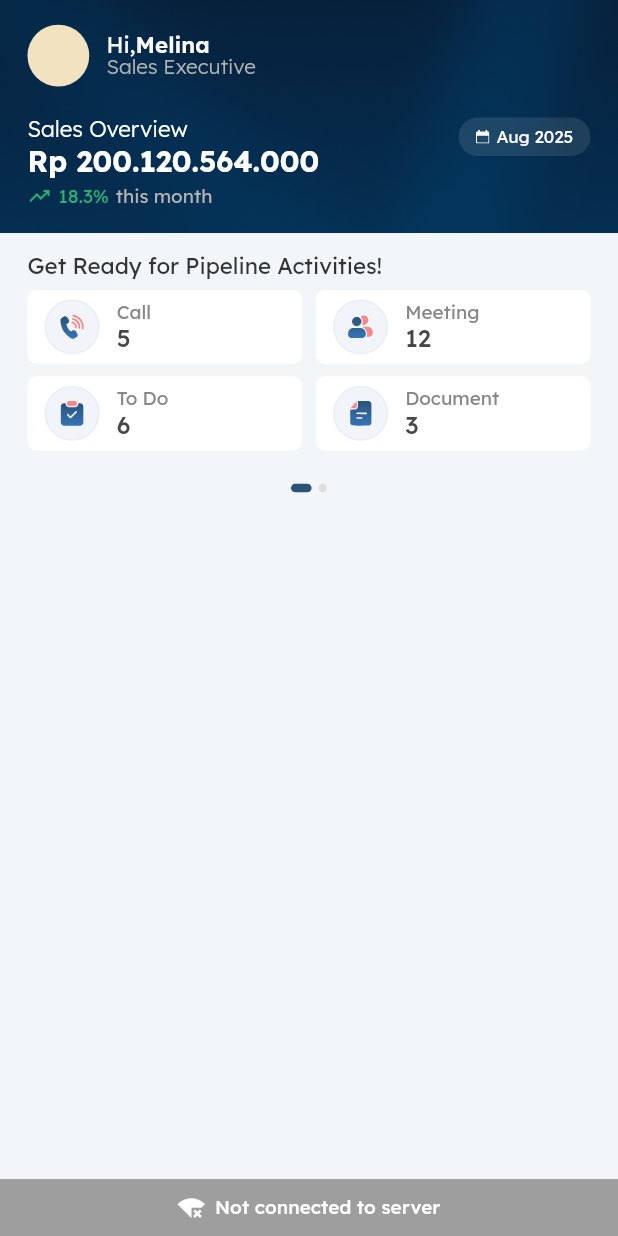
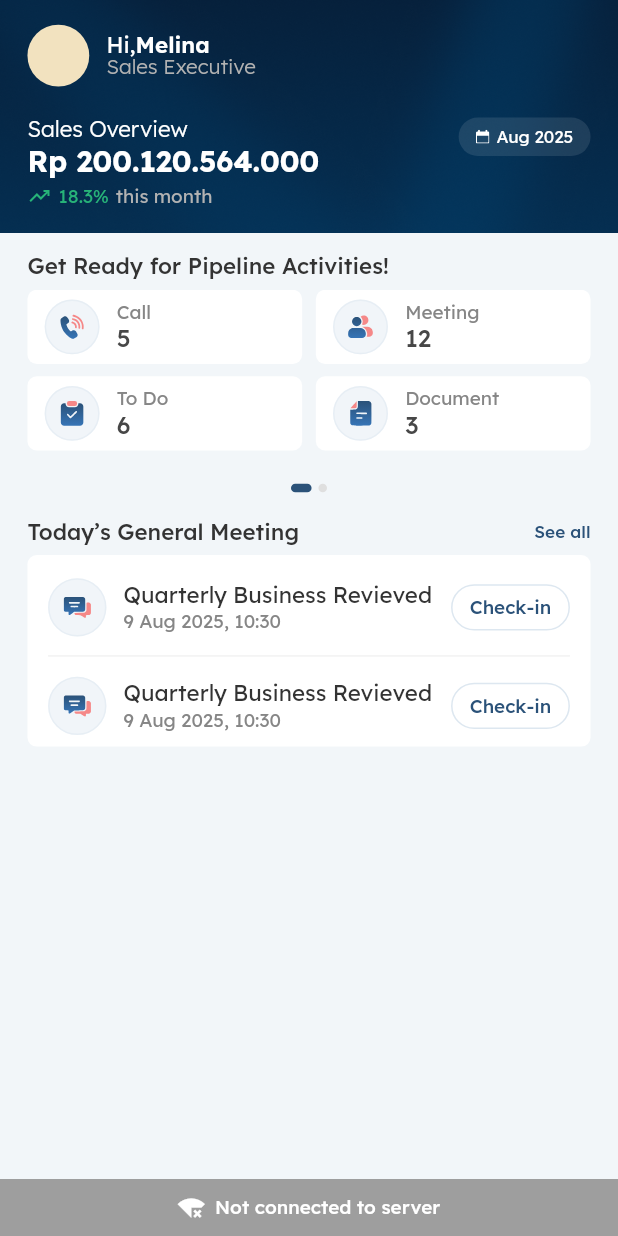
Before and after one commit to darykusuma741/CRM, a Flutter app: the HomeScreen screen opened by its route, on a phone screen of 412 x 824 dp. Run offline on Flutter 3.47's test engine with Material 3 defaults, Android fonts, the phone set to English and light mode, and no system bars; drawn by our look-alikes of carousel_slider; our stand-ins replace connectivity_plus, flutter_screenutil, flutter_svg, get.

Commit message:
general meeting home

```diff
--- /dev/null
+++ b/lib/common/components/custom_divider.dart
@@ -0,0 +1,17 @@
+import 'package:flutter/material.dart';
+import 'package:flutter_screenutil/flutter_screenutil.dart';
+import 'package:crm/common/constants/colors_name.dart';
+
+class CustomDivider extends StatelessWidget {
+  const CustomDivider({super.key, this.color});
+  final Color? color;
+
+  @override
+  Widget build(BuildContext context) {
+    return Divider(
+      color: color ?? ColorsName.grayCloud,
+      height: 0.h,
+      thickness: 1.h,
+    );
+  }
+}
--- /dev/null
+++ b/lib/common/components/custom_ink_well.dart
@@ -0,0 +1,50 @@
+import 'package:crm/common/constants/colors_name.dart';
+import 'package:flutter/material.dart';
+import 'package:flutter_screenutil/flutter_screenutil.dart';
+
+class CustomInkWell extends StatefulWidget {
+  const CustomInkWell({super.key, this.child, this.onTap, this.height, this.padding, this.decoration, this.splashColor});
+  final Widget? child;
+  final void Function()? onTap;
+  final double? height;
+  final EdgeInsetsGeometry? padding;
+  final BoxDecoration? decoration;
+  final Color? splashColor;
+
+  @override
+  State<CustomInkWell> createState() => _CustomInkWellState();
+}
+
+class _CustomInkWellState extends State<CustomInkWell> {
+  bool _isPressed = false;
+
+  @override
+  Widget build(BuildContext context) {
+    final spColor = (widget.splashColor ?? ColorsName.grayDark).withOpacity(0.1);
+    return InkWell(
+      borderRadius: (widget.decoration?.borderRadius ?? BorderRadius.zero) as BorderRadius,
+      onTap: () {
+        widget.onTap;
+      },
+      onHighlightChanged: (value) {
+        setState(() {
+          _isPressed = value;
+        });
+      },
+      overlayColor: MaterialStatePropertyAll(spColor),
+      splashColor: spColor,
+      highlightColor: spColor,
+      child: AnimatedContainer(
+        duration: Duration(milliseconds: 100),
+        height: widget.height,
+        padding: widget.padding,
+        decoration: widget.decoration?.copyWith(
+          color: _isPressed ? spColor : widget.decoration?.color ?? ColorsName.white,
+          border: widget.decoration?.border,
+          borderRadius: widget.decoration?.borderRadius ?? BorderRadius.circular(100.r),
+        ),
+        child: widget.child,
+      ),
+    );
+  }
+}
--- /dev/null
+++ b/lib/common/components/custom_list.dart
@@ -0,0 +1,37 @@
+import 'package:flutter/material.dart';
+import 'package:flutter_screenutil/flutter_screenutil.dart';
+import 'package:crm/common/components/custom_divider.dart';
+import 'package:crm/common/constants/colors_name.dart';
+
+class CustomList<T> extends StatelessWidget {
+  const CustomList({
+    super.key,
+    required this.items,
+    required this.itemBuilder,
+    this.scroll = false,
+    this.paddingDivider,
+    this.dividerColor = ColorsName.grayCloud,
+  });
+  final List<T> items;
+  final Widget? Function(BuildContext context, int index) itemBuilder;
+  final bool scroll;
+  final Color dividerColor;
+  final EdgeInsetsGeometry? paddingDivider;
+
+  @override
+  Widget build(BuildContext context) {
+    return ListView.separated(
+      itemCount: items.length,
+      shrinkWrap: scroll ? false : true,
+      physics: scroll ? null : NeverScrollableScrollPhysics(),
+      padding: EdgeInsets.zero,
+      separatorBuilder: (context, index) => Container(
+        padding: paddingDivider ?? EdgeInsets.symmetric(horizontal: 16.w),
+        child: CustomDivider(
+          color: dividerColor,
+        ),
+      ),
+      itemBuilder: itemBuilder,
+    );
+  }
+}
--- a/lib/common/constants/image_assets.dart
+++ b/lib/common/constants/image_assets.dart
@@ -9,6 +9,7 @@ class ImageAssets {
   static final String iconSvgMeeting = 'assets/images/icon-svg/meeting.svg';
   static final String iconSvgToDo = 'assets/images/icon-svg/to-do.svg';
   static final String iconSvgDocument = 'assets/images/icon-svg/document.svg';
+  static final String iconSvgNotif1 = 'assets/images/icon-svg/notif-1.svg';
 
   // login
   static final String loginGroup1 = 'assets/images/login-svg/group-1.svg';
--- /dev/null
+++ b/lib/presentation/home/general_meeting/home.general_meeting.dart
@@ -0,0 +1,134 @@
+import 'package:crm/common/components/custom_ink_well.dart';
+import 'package:crm/common/components/custom_list.dart';
+import 'package:crm/common/constants/base_text.dart';
+import 'package:crm/common/constants/colors_name.dart';
+import 'package:crm/common/constants/image_assets.dart';
+import 'package:crm/presentation/home/controllers/home.controller.dart';
+import 'package:flutter/material.dart';
+import 'package:flutter_screenutil/flutter_screenutil.dart';
+import 'package:flutter_svg/svg.dart';
+import 'package:get/get.dart';
+import 'package:intl/intl.dart';
+
+class HomeGeneralMeeting extends GetView<HomeController> {
+  const HomeGeneralMeeting({super.key});
+
+  @override
+  Widget build(BuildContext context) {
+    return Container(
+      padding: EdgeInsets.symmetric(horizontal: 16.w),
+      child: Column(
+        children: [
+          Row(
+            mainAxisAlignment: MainAxisAlignment.spaceBetween,
+            children: [
+              Text(
+                'Today’s General Meeting',
+                style: BaseText.grayCharcoal.copyWith(fontSize: 13.sp, fontWeight: FontWeight.w500),
+              ),
+              InkWell(
+                onTap: () {},
+                child: Text(
+                  'See all',
+                  style: BaseText.blueSteel.copyWith(fontSize: 10.sp, fontWeight: FontWeight.w500),
+                ),
+              ),
+            ],
+          ),
+          SizedBox(height: 8.h),
+          Container(
+            width: double.infinity,
+            height: 124.h,
+            padding: EdgeInsets.symmetric(horizontal: 12.w, vertical: 2.h),
+            decoration: BoxDecoration(color: ColorsName.white, borderRadius: BorderRadius.circular(6.r)),
+            child: CustomList(
+              paddingDivider: EdgeInsets.all(0.0),
+              items: [1, 2, 3, 4, 5],
+              scroll: true,
+              itemBuilder: (context, index) {
+                return HomeGeneralMeetingItem(
+                  stateN: HomeGeneralMeetingState(description: 'Quarterly Business Revieved', date: DateTime.now()),
+                );
+              },
+            ),
+          )
+        ],
+      ),
+    );
+  }
+}
+
+class HomeGeneralMeetingItem extends StatelessWidget {
+  const HomeGeneralMeetingItem({super.key, required this.stateN});
+  final HomeGeneralMeetingState stateN;
+
+  @override
+  Widget build(BuildContext context) {
+    return Container(
+      padding: EdgeInsets.symmetric(vertical: 13.h),
+      child: Column(
+        children: [
+          Row(
+            spacing: 10.w,
+            children: [
+              Container(
+                width: 34.w,
+                height: 34.w,
+                decoration: BoxDecoration(
+                  color: ColorsName.graySoftLight,
+                  borderRadius: BorderRadius.circular(100.r),
+                  border: Border.all(color: ColorsName.bluePastel.withOpacity(0.5)),
+                ),
+                child: Center(
+                  child: SvgPicture.asset(ImageAssets.iconSvgNotif1, width: 16.w),
+                ),
+              ),
+              Expanded(
+                child: Column(
+                  crossAxisAlignment: CrossAxisAlignment.start,
+                  children: [
+                    Text(
+                      stateN.description,
+                      maxLines: 1,
+                      overflow: TextOverflow.ellipsis,
+                      style: BaseText.grayCharcoal.copyWith(fontSize: 13.sp),
+                    ),
+                    SizedBox(height: 4.h),
+                    Text(
+                      DateFormat('d MMM yyyy, HH:mm').format(stateN.date),
+                      maxLines: 1,
+                      overflow: TextOverflow.ellipsis,
+                      style: BaseText.graySlate.copyWith(fontSize: 11.sp),
+                    ),
+                  ],
+                ),
+              ),
+              CustomInkWell(
+                onTap: () {},
+                height: 30.h,
+                padding: EdgeInsets.symmetric(horizontal: 10.w),
+                decoration: BoxDecoration(
+                  color: ColorsName.white,
+                  border: Border.all(color: ColorsName.bluePastel),
+                ),
+                child: Center(
+                  child: Text('Check-in', style: BaseText.blueSteel.copyWith(fontSize: 11.sp, fontWeight: FontWeight.w500)),
+                ),
+              )
+            ],
+          ),
+        ],
+      ),
+    );
+  }
+}
+
+class HomeGeneralMeetingState {
+  String description;
+  DateTime date;
+
+  HomeGeneralMeetingState({
+    required this.description,
+    required this.date,
+  });
+}
--- a/lib/presentation/home/home.screen.dart
+++ b/lib/presentation/home/home.screen.dart
@@ -1,4 +1,5 @@
 import 'package:crm/common/components/custom_scaffold.dart';
+import 'package:crm/presentation/home/general_meeting/home.general_meeting.dart';
 import 'package:crm/presentation/home/header/home.header.dart';
 import 'package:crm/presentation/home/pipeline/home.pipeline.dart';
 import 'package:flutter/material.dart';
@@ -21,6 +22,8 @@ class HomeScreen extends GetView<HomeController> {
             HomeHeader(),
             SizedBox(height: 14.h),
             HomePipeline(),
+            SizedBox(height: 18.h),
+            HomeGeneralMeeting(),
           ],
         ),
       ),
--- a/lib/presentation/home/pipeline/home.pipeline.dart
+++ b/lib/presentation/home/pipeline/home.pipeline.dart
@@ -1,4 +1,5 @@
 import 'package:carousel_slider/carousel_slider.dart';
+import 'package:crm/common/components/custom_ink_well.dart';
 import 'package:crm/common/constants/base_text.dart';
 import 'package:crm/common/constants/colors_name.dart';
 import 'package:crm/common/constants/image_assets.dart';
@@ -35,7 +36,7 @@ class HomePipeline extends GetView<HomeController> {
             padding: EdgeInsets.symmetric(horizontal: 16.w),
             child: Text(
               'Get Ready for Pipeline Activities!',
-              style: BaseText.grayCharcoal.copyWith(fontSize: 13.sp),
+              style: BaseText.grayCharcoal.copyWith(fontSize: 13.sp, fontWeight: FontWeight.w500),
             ),
           ),
           SizedBox(height: 8.h),
@@ -98,8 +99,12 @@ class HomeItemPipeline extends StatelessWidget {
 
   @override
   Widget build(BuildContext context) {
-    return Container(
-      decoration: BoxDecoration(color: ColorsName.white, borderRadius: BorderRadius.circular(6.r)),
+    return CustomInkWell(
+      onTap: () {},
+      decoration: BoxDecoration(
+        color: ColorsName.white,
+        borderRadius: BorderRadius.circular(6.r),
+      ),
       padding: EdgeInsets.symmetric(horizontal: 10.w),
       child: Row(
         crossAxisAlignment: CrossAxisAlignment.center,
```
Also changed, not shown: assets/images/icon-svg/notif-1.svg (added).
